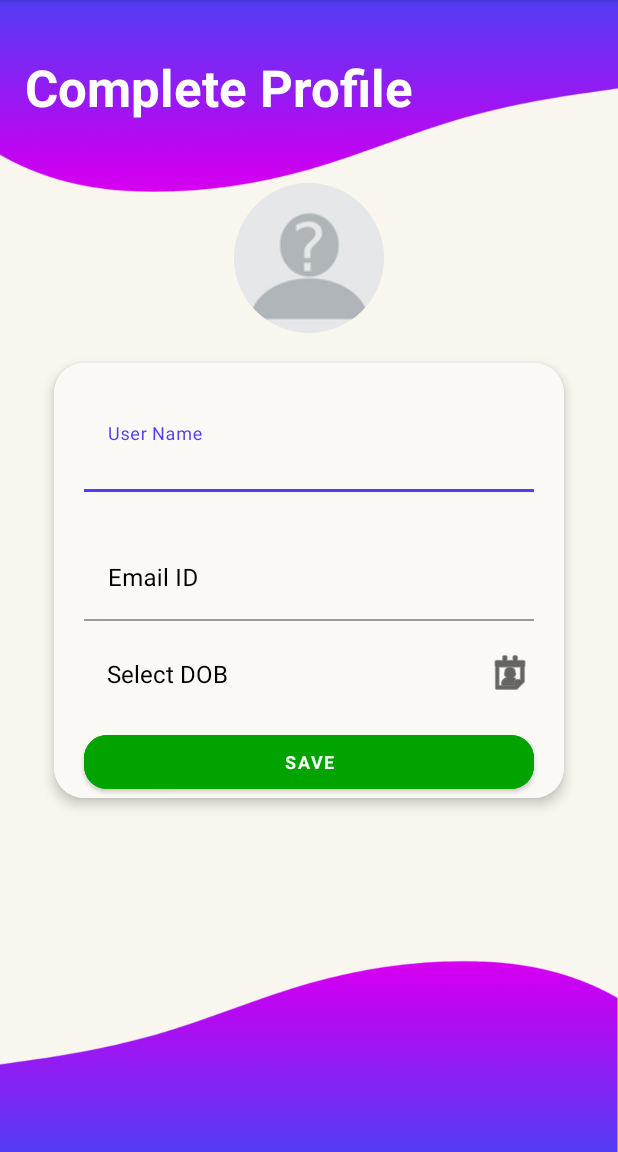
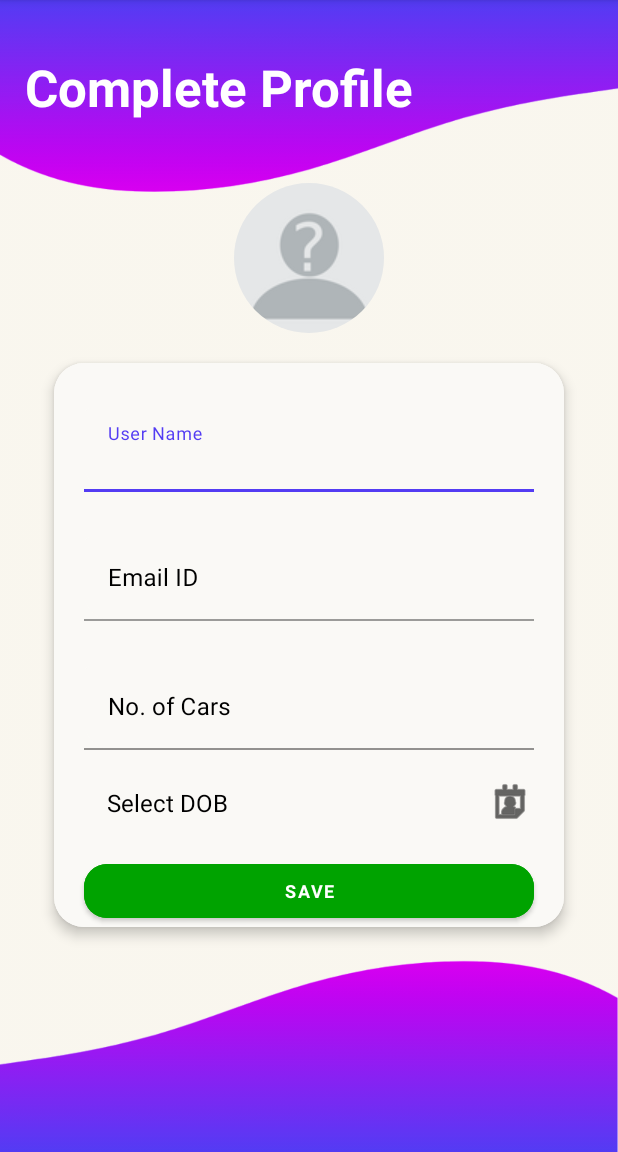
Before and after one commit to CropDealCG/CropDeal, an Android app: the EditProfileActivity screen opened directly, with no data from a screen before it, on a phone screen of 412 x 824 dp, the part 84-1236 px from its top. Run offline under Robolectric (Android 15) with nearby library versions, the phone set to English and light mode, and no system bars; our stand-ins replace Firebase (no records; nobody signed in at launch, a user with empty details on screens opened directly); pictures from the network do not load; 6 statements that could not run were skipped.

Commit message:
cars in user update profile

```diff
--- a/app/src/main/res/layout/activity_edit_profile.xml
+++ b/app/src/main/res/layout/activity_edit_profile.xml
@@ -114,6 +114,36 @@
 
             </com.google.android.material.textfield.TextInputLayout>
 
+            <com.google.android.material.textfield.TextInputLayout
+                android:id="@+id/editCarsET"
+                android:layout_width="300dp"
+                android:layout_height="wrap_content"
+
+                android:layout_gravity="center_horizontal"
+                android:layout_marginTop="10dp"
+                android:textColorHint="@color/black"
+                app:boxCornerRadiusBottomEnd="5dp"
+                app:boxCornerRadiusBottomStart="20dp"
+                app:boxCornerRadiusTopEnd="5dp"
+                app:boxCornerRadiusTopStart="5dp"
+                app:layout_constraintEnd_toEndOf="parent"
+                app:layout_constraintHorizontal_bias="0.5"
+                app:layout_constraintStart_toStartOf="parent"
+                app:layout_constraintTop_toBottomOf="@+id/editEmailET">
+
+                <com.google.android.material.textfield.TextInputEditText
+                    android:layout_width="match_parent"
+                    android:layout_height="wrap_content"
+                    android:layout_marginTop="20dp"
+                    android:backgroundTint="@color/textInputLayout"
+                    android:hint="@string/no_of_cars"
+                    android:inputType="number"
+                    android:minHeight="48dp"
+                    android:textColor="@color/black" />
+
+            </com.google.android.material.textfield.TextInputLayout>
+
+
             <TextView
                 android:id="@+id/editDobTV"
                 android:layout_width="300dp"
@@ -132,7 +162,7 @@
                 app:layout_constraintEnd_toEndOf="parent"
                 app:layout_constraintHorizontal_bias="0.5"
                 app:layout_constraintStart_toStartOf="parent"
-                app:layout_constraintTop_toBottomOf="@+id/editEmailET" />
+                app:layout_constraintTop_toBottomOf="@+id/editCarsET" />
 
             <Button
                 android:id="@+id/saveProfileButton"
```
Also changed, not shown: app/src/main/java/com/cg/cropdeal/model/SettingsRepo.kt (+7 -5 lines), app/src/main/java/com/cg/cropdeal/view/EditProfileActivity.kt (+10 -4 lines), app/src/main/java/com/cg/cropdeal/viewmodel/EditProfileVM.kt (+4 -4 lines).
